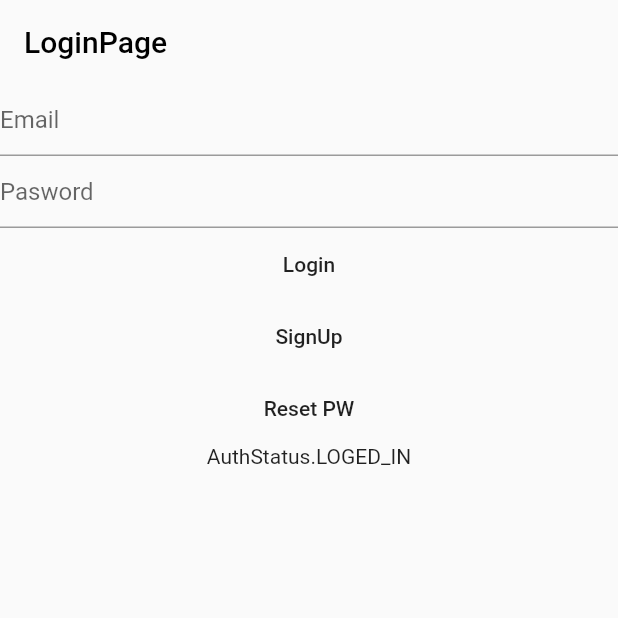
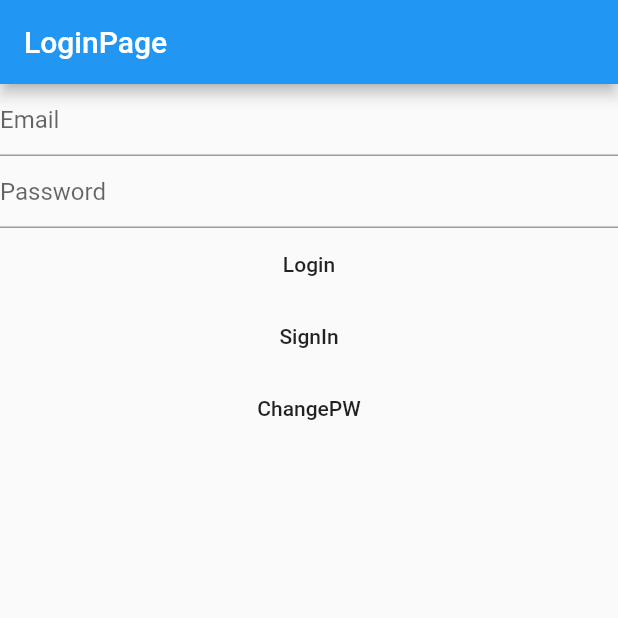
Before and after one commit to pekretsc/BlocAUTH, a Flutter app: the screen it shows after launch, after a tap on "Login", on a phone screen of 412 x 824 dp, the top half of it. Run offline on Flutter 3.47's test engine with Material 2 defaults, Android fonts, the phone set to English and light mode, and no system bars; our stand-ins replace firebase_auth, rxdart; accounts and stored records are empty; network calls fail.

Commit message:
LoginState aufgeteilt und Fehlerbearbeitung //TODO State in UI anpassen

```diff
--- /dev/null
+++ b/lib/Authentification.dart
@@ -0,0 +1,52 @@
+import 'dart:async';
+
+import 'package:firebase_auth/firebase_auth.dart';
+
+abstract class BaseAuth {
+  Future<String> signIn(String email, String password);
+
+  Future<String> signUp(String email, String password);
+
+  Future<FirebaseUser> getCurrentUser();
+
+  Future<void> sendEmailVerification();
+
+  Future<void> signOut();
+
+  Future<bool> isEmailVerified();
+}
+
+class FireBaseAuth implements BaseAuth {
+  final FirebaseAuth _firebaseAuth = FirebaseAuth.instance;
+
+  Future<String> signIn(String email, String password) async {
+    FirebaseUser user = await _firebaseAuth.signInWithEmailAndPassword(
+        email: email, password: password);
+    return user.uid;
+  }
+
+  Future<String> signUp(String email, String password) async {
+    FirebaseUser user = await _firebaseAuth.createUserWithEmailAndPassword(
+        email: email, password: password);
+    return user.uid;
+  }
+
+  Future<FirebaseUser> getCurrentUser() async {
+    FirebaseUser user = await _firebaseAuth.currentUser();
+    return user;
+  }
+
+  Future<void> signOut() async {
+    return _firebaseAuth.signOut();
+  }
+
+  Future<void> sendEmailVerification() async {
+    FirebaseUser user = await _firebaseAuth.currentUser();
+    user.sendEmailVerification();
+  }
+
+  Future<bool> isEmailVerified() async {
+    FirebaseUser user = await _firebaseAuth.currentUser();
+    return user.isEmailVerified;
+  }
+}
--- a/lib/Bloc.dart
+++ b/lib/Bloc.dart
@@ -1,17 +1,13 @@
 import 'dart:async';
 
+import 'package:flutter/services.dart';
+import 'package:flutter_app/Authentification.dart';
+import 'package:flutter_app/Enums.dart';
 import 'package:flutter_app/Event.dart';
 import 'package:rxdart/rxdart.dart';
 
-enum AuthStatus {
-  NOT_DETERMINED,
-  LOGED_IN,
-  SIGNING_IN,
-  FAILED,
-  SIGNED_IN_NOTVERYFIED
-}
-
 class StateBloc {
+  FireBaseAuth _auth = FireBaseAuth();
   AuthStatus _authStatus;
 
   final _StateController = BehaviorSubject<AuthStatus>();
@@ -25,15 +21,17 @@ class StateBloc {
 
   StateBloc() {
     _authStatus = AuthStatus.NOT_DETERMINED;
-    _inBlockResource.add(_authStatus); // NOT NULL ANYMORE
+    _inBlockResource.add(_authStatus);
+    print(_inBlockResource.toString()); // NOT NULL ANYMORE
     // Whenever there is a new event, we want to map it to a new state
     _EventController.stream.listen(_mapEventToState);
   }
 
   void _mapEventToState(Event event) {
     if (event is LogInEvent) {
-      // _authStatus = logIN();
-      _authStatus = AuthStatus.LOGED_IN;
+      _authStatus = AuthStatus.LOGING_IN;
+      //ToDO Future login -> set AuthState to LogedIN on success or fail on Fail
+      authaction(event.email, event.password);
       print('login');
     }
     if (event is SignInEvent) {
@@ -43,6 +41,7 @@ class StateBloc {
     }
     if (event is PWChacngeEvent) {
       // _authStatus = pwChange();
+
       _authStatus = AuthStatus.FAILED;
       print('pwChange');
     }
@@ -54,4 +53,24 @@ class StateBloc {
     _StateController.close();
     _EventController.close();
   }
+
+  Future<void> authaction(String email, String password) async {
+    _auth.signIn(email, password).whenComplete(() {
+      _authStatus = AuthStatus.LOGED_IN;
+      _inBlockResource.add(_authStatus);
+    }).catchError((e) {
+      print(e.toString());
+      print(e.code);
+      print(e.message);
+      _authStatus = AuthStatus.FAILED;
+      _inBlockResource.add(_authStatus);
+    });
+  }
+
+  Future<AuthStatus> signUp(Future<String> signIn) async {
+    signIn.whenComplete(() {
+      return AuthStatus.LOGED_IN;
+    });
+    return AuthStatus.LOGING_IN;
+  }
 }
--- /dev/null
+++ b/lib/Enums.dart
@@ -0,0 +1,8 @@
+enum AuthStatus {
+  NOT_DETERMINED,
+  LOGED_IN,
+  LOGING_IN,
+  SIGNING_IN,
+  FAILED,
+  SIGNED_IN_NOTVERYFIED
+}
--- a/lib/Event.dart
+++ b/lib/Event.dart
@@ -1,7 +1,17 @@
+import 'package:meta/meta.dart';
+
 abstract class Event {}
 
-class LogInEvent extends Event {}
+class LogInEvent extends Event {
+  String email;
+  String password;
+  LogInEvent({@required this.email, @required this.password});
+}
 
-class SignInEvent extends Event {}
+class SignInEvent extends Event {
+  String email;
+  String password;
+  SignInEvent({@required this.email, @required this.password});
+}
 
 class PWChacngeEvent extends Event {}
--- a/lib/LoginPage.dart
+++ b/lib/LoginPage.dart
@@ -1,4 +1,5 @@
 import 'package:flutter/material.dart';
+import 'package:flutter_app/Enums.dart';
 import 'package:flutter_app/Event.dart';
 import 'package:flutter_app/InstanceProvider.dart';
 
@@ -6,6 +7,8 @@ class LoginPage extends StatefulWidget {
   String email;
   String password;
   String rePassword;
+  String test = '';
+  AuthStatus _authStatus;
 
   int rebuild = 0;
   @override
@@ -18,6 +21,8 @@ class LoginPage extends StatefulWidget {
 class _LoginPageState extends State<LoginPage> {
   @override
   void initState() {
+    WidgetsBinding.instance
+        .addPostFrameCallback((_) => executeAfterWholeBuildProcess(context));
     // TODO: implement initState
     super.initState();
   }
@@ -30,81 +35,60 @@ class _LoginPageState extends State<LoginPage> {
 
   @override
   Widget build(BuildContext context) {
+    widget.test = '${widget.test} not executed';
     // TODO: implement build
     return Material(
         child: Scaffold(
       appBar: AppBar(
-          elevation: 0,
-          backgroundColor: Colors.transparent,
-          title: Text(
-            'LoginPage',
-            style: TextStyle(
-              color: Colors.black,
-            ),
-          ),
+        title: Text('LoginPage'),
       ),
       body: StreamBuilder(
           stream: InstanceProvider().stateBloc.authStatusSnap,
-            builder: (context, snapshot) {
+          builder: (context, AsyncSnapshot snapshot) {
+            widget._authStatus = snapshot.data;
             widget.rebuild++;
-              print(widget.rebuild);
-              return Form(
-                autovalidate: true,
-                child: Container(
-                  color: Colors.transparent,
-                  child: Column(
+            print(widget._authStatus.toString());
+            print(snapshot.data.toString());
+            print(widget.rebuild.toString());
+            return Column(
               children: <Widget>[
                 TextFormField(
+                  autovalidate: true,
                   decoration: InputDecoration(hintText: 'Email'),
-                        initialValue: '',
                   validator: (value) {
-                          print(snapshot.data.toString());
+                    widget.email = value;
                   },
                 ),
                 TextFormField(
-                        decoration: InputDecoration(hintText: 'Pasword'),
-                        initialValue: '',
+                  autovalidate: true,
+                  obscureText: true,
+                  decoration: InputDecoration(hintText: 'Password'),
                   validator: (value) {
-                          print(snapshot.data.toString());
+                    widget.password = value;
                   },
                 ),
                 FlatButton(
                     onPressed: () {
-                          print('test_');
-                          InstanceProvider()
-                              .stateBloc
-                              .authStatusEvent
-                              .add(LogInEvent());
+                      InstanceProvider().stateBloc.authStatusEvent.add(
+                          LogInEvent(
+                              email: widget.email, password: widget.password));
                     },
-                        child: Text('Login'),
-                      ),
+                    child: Text('Login')),
                 FlatButton(
                     onPressed: () {
-                          print('test_');
-                          InstanceProvider()
-                              .stateBloc
-                              .authStatusEvent
-                              .add(SignInEvent());
+                      InstanceProvider().stateBloc.authStatusEvent.add(
+                          SignInEvent(
+                              email: widget.email, password: widget.password));
                     },
-                        child: Text('SignUp'),
-                      ),
-                      FlatButton(
-                        onPressed: () {
-                          print('test_');
-                          InstanceProvider()
-                              .stateBloc
-                              .authStatusEvent
-                              .add(PWChacngeEvent());
-                        },
-                        child: Text('Reset PW'),
-                      ),
-                      Text(snapshot.data.toString()),
+                    child: Text('SignIn')),
+                FlatButton(onPressed: () {}, child: Text('ChangePW')),
               ],
-                  ),
-                ),
             );
           }),
-      ),
-    );
+    ));
+  }
+
+  void executeAfterWholeBuildProcess(BuildContext context) {
+    print('executeAfterWholeBuildProcess');
   }
 }
--- a/lib/main.dart
+++ b/lib/main.dart
@@ -2,6 +2,7 @@ import 'package:flutter/material.dart';
 import 'package:flutter_app/FireDBPage.dart';
 import 'package:flutter_app/InstanceProvider.dart';
 import 'package:flutter_app/LoginPage.dart';
+import 'package:flutter_app/TestPage.dart';
 
 void main() => runApp(MyApp());
 
@@ -34,6 +35,7 @@ class _MyAppState extends State<MyApp> {
     return MaterialApp(
       routes: {
         '/': (context) => LoginPage(),
+        '/testPage': (context) => TestPage(),
         '/FireDataBase': (context) => FireDBPage(),
       },
     );
```
Also changed, not shown: lib/TestPage.dart (added, +16 -0 lines). Lines whose indentation alone changed are shown as unchanged.
